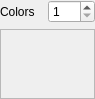
First picture: the form in ColorsPicker.ui, repository DLdota/OpenRGBEffectsPlugin, before the edit.
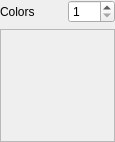
Second picture: the form after the edit.

Commit message: Ui modification for several effects

What changed in the file:
```diff
--- a/ColorsPicker.ui
+++ b/ColorsPicker.ui
@@ -6,8 +6,8 @@
    <rect>
     <x>0</x>
     <y>0</y>
-    <width>95</width>
-    <height>99</height>
+    <width>115</width>
+    <height>142</height>
    </rect>
   </property>
   <property name="sizePolicy">
@@ -25,7 +25,7 @@
   <property name="windowTitle">
    <string>Form</string>
   </property>
-  <layout class="QGridLayout" name="gridLayout" columnstretch="0,0">
+  <layout class="QGridLayout" name="gridLayout" columnstretch="1,0">
    <property name="leftMargin">
     <number>0</number>
    </property>
@@ -74,8 +74,8 @@
        <rect>
         <x>0</x>
         <y>0</y>
-        <width>93</width>
-        <height>68</height>
+        <width>113</width>
+        <height>111</height>
        </rect>
       </property>
      </widget>
```
The commit also changes 7 other files.
